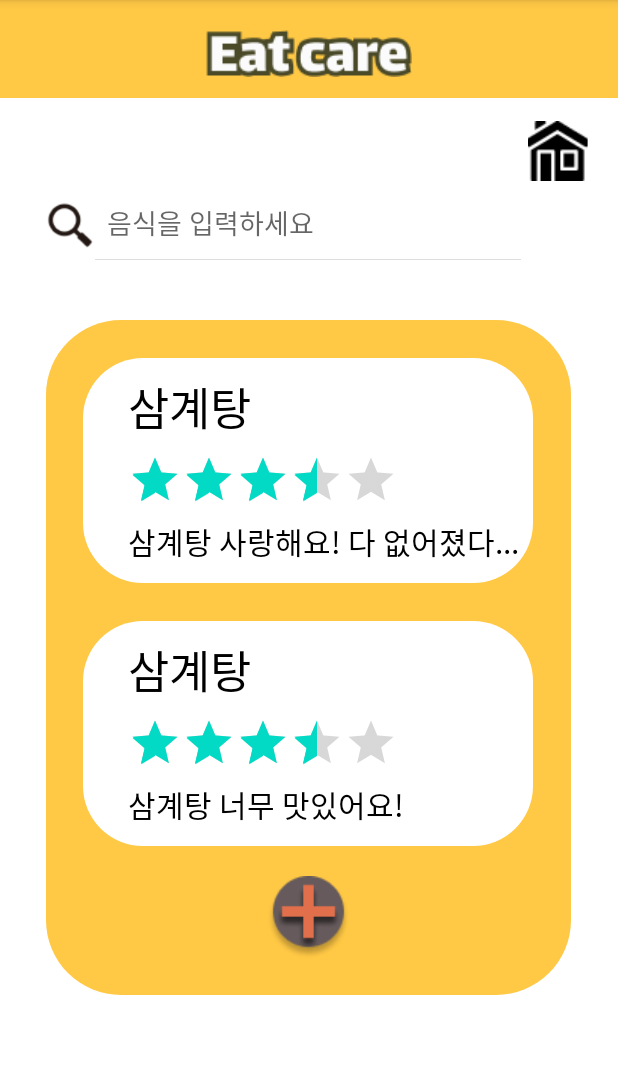
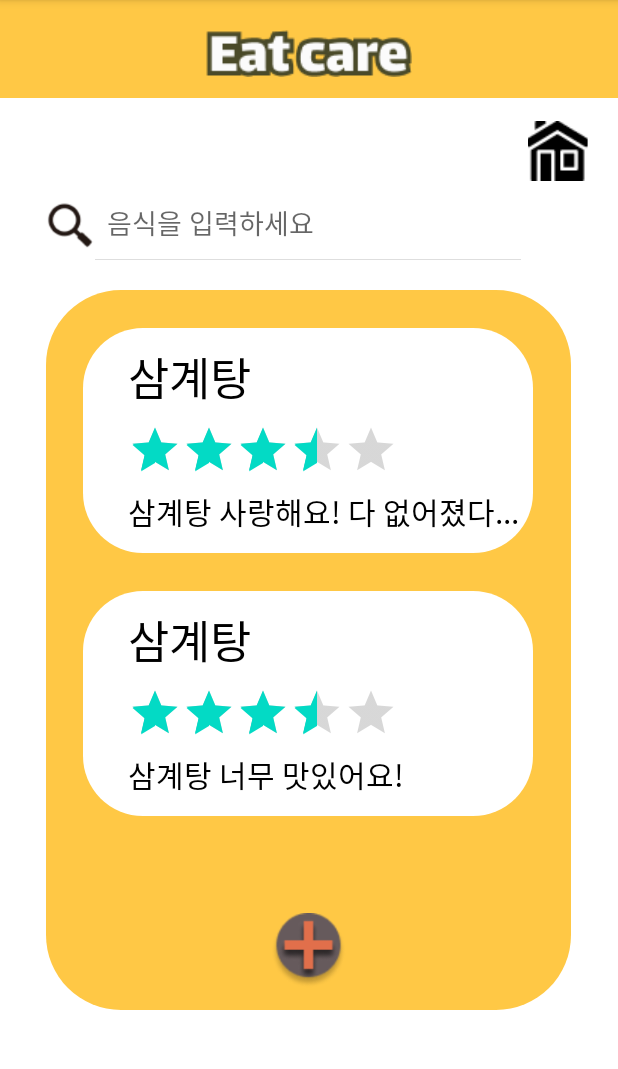
Before and after one commit to mirimSunwoo/Hyojason_Project, an Android app: the ReviewActivity screen opened directly, with no data from a screen before it, on a phone screen of 412 x 824 dp, the part 84-1153 px from its top. Run offline under Robolectric (Android 15) with nearby library versions, the phone set to English and light mode, and no system bars.

Commit message:
activity_review.xml (ex) Commit

```diff
--- a/app/src/main/res/layout/activity_review.xml
+++ b/app/src/main/res/layout/activity_review.xml
@@ -36,9 +36,9 @@
         android:iconifiedByDefault="false"/>
     <LinearLayout
         android:layout_width="350dp"
-        android:layout_height="450dp"
+        android:layout_height="480dp"
         android:background="@drawable/review_radius"
-        android:layout_marginTop="40dp"
+        android:layout_marginTop="20dp"
         android:layout_gravity="center"
         android:orientation="vertical">
         <LinearLayout
@@ -104,9 +104,10 @@
                     android:layout_marginTop="8dp"/>
         </LinearLayout>
             <ImageView
-                android:layout_width="match_parent"
-                android:layout_height="wrap_content"
-                android:layout_marginTop="20dp"
+                android:layout_width="50dp"
+                android:layout_height="match_parent"
+                android:layout_gravity="center"
+                android:layout_marginTop="50dp"
                 android:src="@drawable/plus"/>
 
     </LinearLayout>
```
